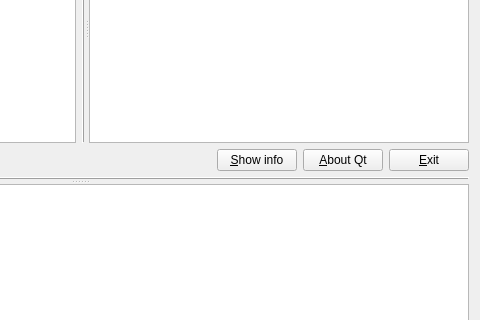
The window that main_window.ui (olgerd27/files_informer) describes before a commit, drawn with Qt 5; both pictures show x 320 to 800 and y 98 to 418 of the 800 by 516 pixel window.
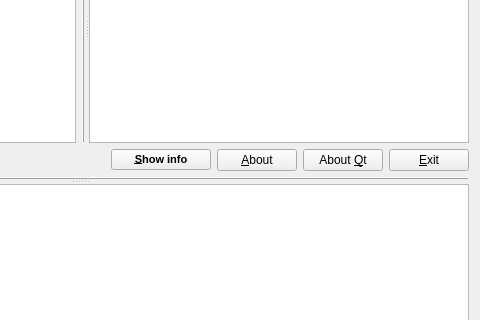
The same window after the commit. Custom widgets are drawn as their Qt base class.

Commit message:
Added "About" application.
Added "About" push button and calling by it the message box with information
about application.
Also was added a resource file "isoset.rc" for setting an application icon in future.

What changed in the file:
```diff
--- a/main_window.ui
+++ b/main_window.ui
@@ -92,15 +92,35 @@
          </item>
          <item>
           <widget class="QPushButton" name="m_cmdShowInfo">
+           <property name="minimumSize">
+            <size>
+             <width>100</width>
+             <height>0</height>
+            </size>
+           </property>
+           <property name="font">
+            <font>
+             <pointsize>8</pointsize>
+             <weight>75</weight>
+             <bold>true</bold>
+            </font>
+           </property>
            <property name="text">
             <string>&amp;Show info</string>
            </property>
           </widget>
          </item>
+         <item>
+          <widget class="QPushButton" name="m_cmdAbout">
+           <property name="text">
+            <string>&amp;About</string>
+           </property>
+          </widget>
+         </item>
          <item>
           <widget class="QPushButton" name="m_cmdAboutQt">
            <property name="text">
-            <string>&amp;About Qt</string>
+            <string>About &amp;Qt</string>
            </property>
           </widget>
          </item>
```
Left out of the diff: 7 changed lines with no effect on the pictures. The commit also changes 3 other files.
